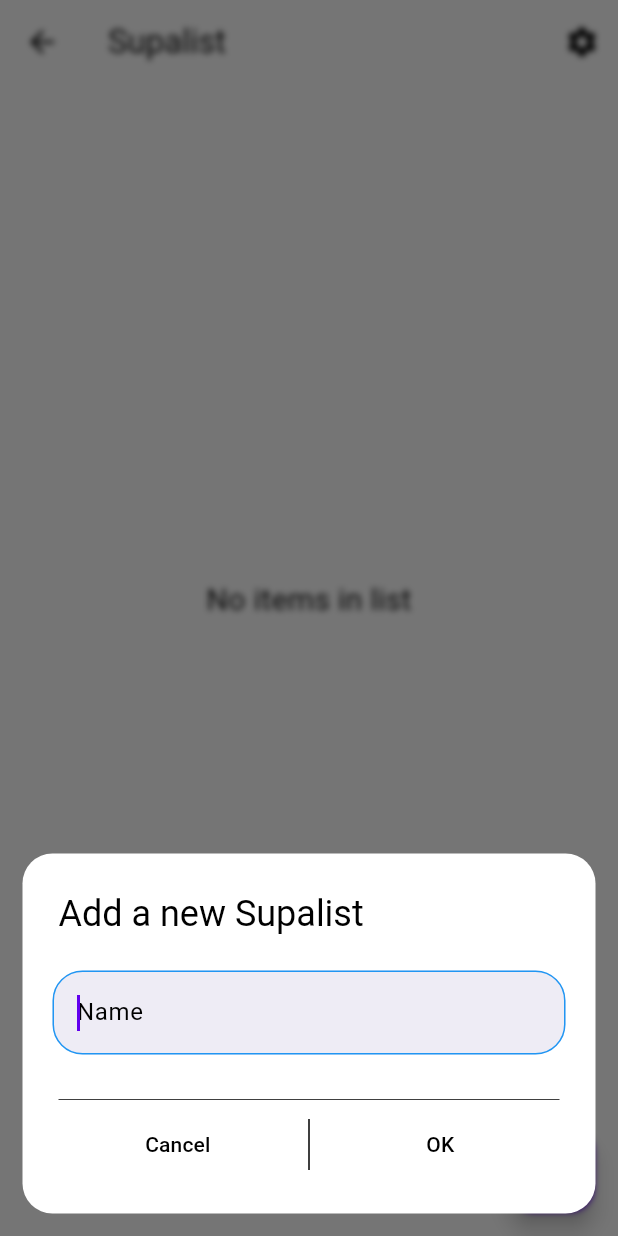
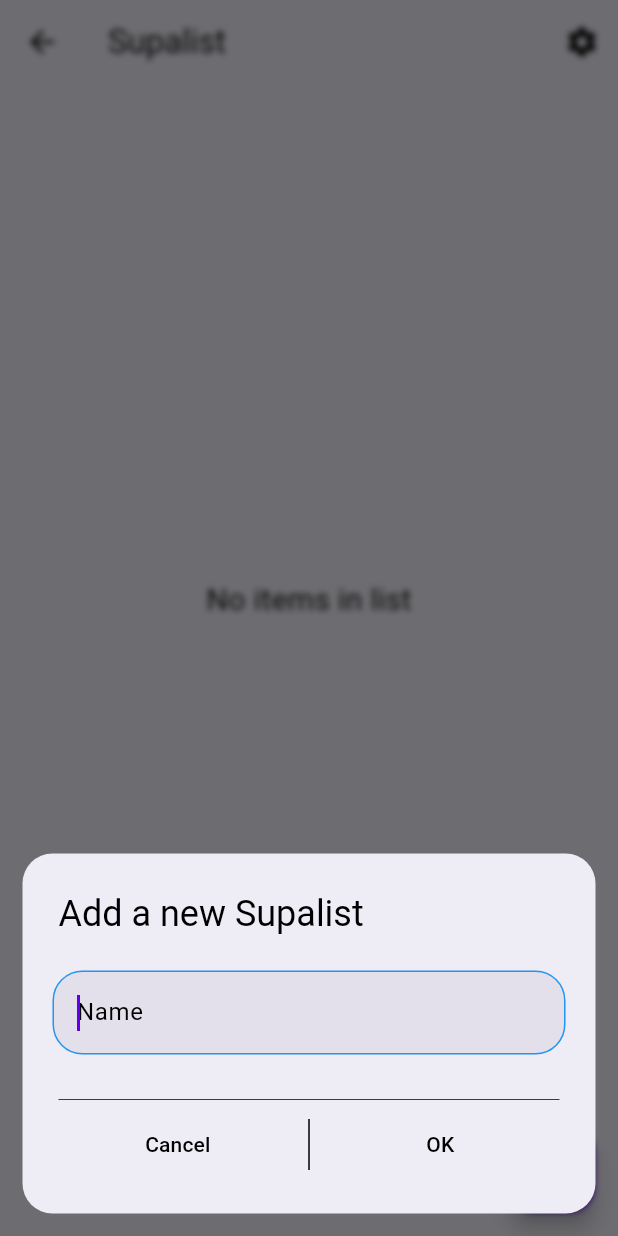
Before and after one commit to tiedl25/supalist, a Flutter app: the MasterView screen opened by its route, after a tap on the "add" icon, on a phone screen of 412 x 824 dp. Run offline on Flutter 3.47's test engine with Material 3 defaults, Android fonts, the phone set to English and light mode, and no system bars; our stand-ins replace app_links, bloc, flutter_bloc, flutter_slidable, flutter_speed_dial, package_info_plus and 3 more; missing offline and left inert: in_app_update, powersync, supabase_auth_ui; accounts and stored records are empty; statements that could not run were skipped.

Commit message:
Change theme colors

```diff
--- a/lib/ui/views/detailview.dart
+++ b/lib/ui/views/detailview.dart
@@ -61,7 +61,7 @@ class DetailView extends StatelessWidget {
     cubit = context.read<DetailViewCubit>();
 
     return Scaffold(
-      backgroundColor: Theme.of(context).colorScheme.background,
+      backgroundColor: Theme.of(context).colorScheme.surface,
       appBar: AppBar(
         title: BlocBuilder<DetailViewCubit, DetailViewState>(
           builder: (context, state) {
@@ -160,7 +160,7 @@ class DismissibleItem extends StatelessWidget {
           ),
           child: Container(
               decoration: BoxDecoration(
-                  color: Theme.of(context).colorScheme.surface,
+                  color: Theme.of(context).colorScheme.surfaceContainer,
                   borderRadius: const BorderRadius.all(
                       Radius.circular(Values.borderRadius))),
               child: CheckboxListTile(
@@ -171,7 +171,7 @@ class DismissibleItem extends StatelessWidget {
                 shape: const RoundedRectangleBorder(
                   borderRadius: BorderRadius.all(Radius.circular(Values.borderRadius)),
                 ),
-                tileColor: Theme.of(context).colorScheme.surface,
+                tileColor: Theme.of(context).colorScheme.surfaceContainer,
                 title: Text(item.name),
                 onChanged: (value) => cubit.toggleItemChecked(item),
               )),
--- a/lib/ui/views/masterview.dart
+++ b/lib/ui/views/masterview.dart
@@ -142,7 +142,7 @@ class MasterView extends StatelessWidget {
     return Container(
       padding: const EdgeInsets.symmetric(vertical: 2),
       decoration: BoxDecoration(
-        color: Theme.of(context).colorScheme.surface,
+        color: Theme.of(context).colorScheme.surfaceContainer,
         border: Border.all(style: BorderStyle.none),
         borderRadius: const BorderRadius.all(Radius.circular(Values.borderRadius)),
       ),
@@ -151,7 +151,7 @@ class MasterView extends StatelessWidget {
         shape: const RoundedRectangleBorder(
           borderRadius: BorderRadius.all(Radius.circular(Values.borderRadius)),
         ),
-        tileColor: Theme.of(context).colorScheme.surface,
+        tileColor: Theme.of(context).colorScheme.surfaceContainer,
         title: Text(
           supalist.name,
           style: const TextStyle(fontSize: 20),
@@ -167,7 +167,7 @@ class MasterView extends StatelessWidget {
     cubit = context.read<MasterViewCubit>();
 
     return Scaffold(
-        backgroundColor: Theme.of(context).colorScheme.background,
+        backgroundColor: Theme.of(context).colorScheme.surface,
         appBar: AppBar(
           title: const Text(Strings.appName),
           actions: [
--- a/lib/ui/widgets/ui_model.dart
+++ b/lib/ui/widgets/ui_model.dart
@@ -44,7 +44,7 @@ class DialogModel extends StatelessWidget {
           scrollable: scrollable,
           title: title != null ? Text(title!) : null,
           shape: const RoundedRectangleBorder(borderRadius: BorderRadius.all(Radius.circular(Values.borderRadius))),
-          backgroundColor: Theme.of(context).colorScheme.background,
+          backgroundColor: Theme.of(context).colorScheme.surface,
           content: content,
           actions: onConfirmed != null ? [
             const Divider(
@@ -107,7 +107,7 @@ class TfDecorationModel extends InputDecoration {
   TfDecorationModel({required BuildContext context, required String title, IconButton? icon}) : super(
       suffixIcon: icon,
       hintText: title,
-      fillColor: Theme.of(context).colorScheme.surface,
+      fillColor: Theme.of(context).colorScheme.surfaceContainer,
       filled: true,
       enabledBorder: const OutlineInputBorder(
           borderRadius: BorderRadius.all(Radius.circular(Values.borderRadius)),
```
Also changed, not shown: lib/ui/views/settingsview.dart (+5 -5 lines).
